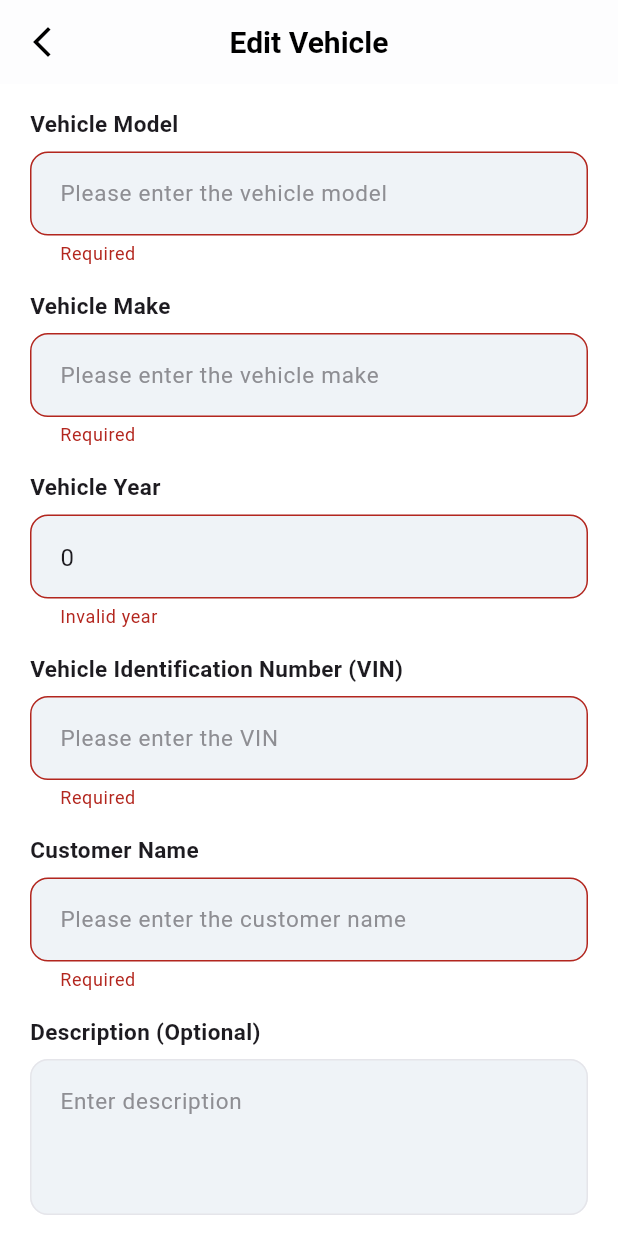
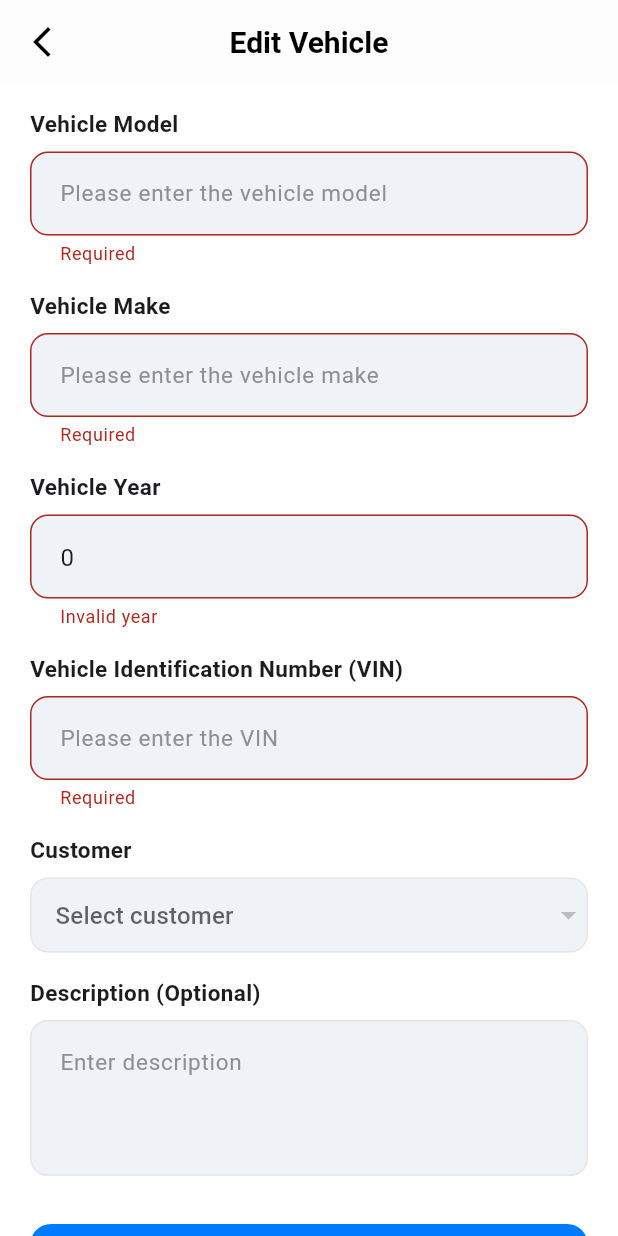
Before and after one commit to Jquann/workshoppro_manager, a Flutter app: the EditVehicle screen opened directly with empty values, after a tap on "Save", on a phone screen of 412 x 824 dp. Run offline on Flutter 3.47's test engine with Material 3 defaults, Android fonts, the phone set to English and light mode, and no system bars; our stand-ins replace cloud_firestore, cloud_functions, firebase_core; missing offline and left inert: mailer; accounts and stored records are empty; Roboto replaces fonts that are missing (SF Pro).

Commit message:
Update: Navigation, Edit Vehicle, Customer Profile

```diff
--- a/lib/pages/vehicles/edit_vehicle.dart
+++ b/lib/pages/vehicles/edit_vehicle.dart
@@ -1,4 +1,5 @@
 import 'package:flutter/material.dart';
+import 'package:cloud_firestore/cloud_firestore.dart';
 import 'vehicle_model.dart';
 import 'package:workshoppro_manager/firestore_service.dart';
 
@@ -15,6 +16,28 @@ class _EditVehicleState extends State<EditVehicle> {
   static const _kDivider = Color(0xFFE5E5EA);
   static const _kFieldBg = Color(0xFFEFF3F7);
 
+  @override
+  void initState() {
+    super.initState();
+    selectedCustomerName = widget.vehicle.customerName;
+    // Initialize customer data
+    _initializeCustomerData();
+  }
+
+  void _initializeCustomerData() async {
+    // Get the customer ID based on the customer name
+    final querySnapshot = await FirebaseFirestore.instance
+        .collection('customers')
+        .where('customerName', isEqualTo: widget.vehicle.customerName)
+        .get();
+
+    if (querySnapshot.docs.isNotEmpty) {
+      setState(() {
+        selectedCustomerId = querySnapshot.docs.first.id;
+      });
+    }
+  }
+
   final _form = GlobalKey<FormState>();
   late final TextEditingController _model =
   TextEditingController(text: widget.vehicle.model);
@@ -24,10 +47,10 @@ class _EditVehicleState extends State<EditVehicle> {
   TextEditingController(text: widget.vehicle.year.toString());
   late final TextEditingController _vin =
   TextEditingController(text: widget.vehicle.vin);
-  late final TextEditingController _customer =
-  TextEditingController(text: widget.vehicle.customerName);
   late final TextEditingController _desc =
   TextEditingController(text: widget.vehicle.description ?? '');
+  String? selectedCustomerId;
+  String? selectedCustomerName;
   final _db = FirestoreService();
 
   InputDecoration _input(String hint) => InputDecoration(
@@ -64,14 +87,14 @@ class _EditVehicleState extends State<EditVehicle> {
     _make.dispose();
     _year.dispose();
     _vin.dispose();
-    _customer.dispose();
+
     _desc.dispose();
     super.dispose();
   }
 
   @override
   Widget build(BuildContext context) {
-    final bottomInset = MediaQuery.of(context).viewPadding.bottom; // <-- oops? no
+
     return Scaffold(
       appBar: AppBar(
         leading: IconButton(
@@ -129,12 +152,56 @@ class _EditVehicleState extends State<EditVehicle> {
                     validator: _req),
                 const SizedBox(height: 16),
 
-                _label('Customer Name'),
-                TextFormField(
-                    controller: _customer,
-                    decoration:
-                    _input('Please enter the customer name'),
-                    validator: _req),
+                _label('Customer'),
+                StreamBuilder<QuerySnapshot>(
+                  stream: _db.customersStream,
+                  builder: (context, snapshot) {
+                    if (snapshot.hasError) {
+                      return Text('Error loading customers');
+                    }
+
+                    if (snapshot.connectionState == ConnectionState.waiting) {
+                      return Center(child: CircularProgressIndicator());
+                    }
+
+                    final customers = snapshot.data?.docs ?? [];
+
+                    return Container(
+                      decoration: BoxDecoration(
+                        color: _kFieldBg,
+                        borderRadius: BorderRadius.circular(12),
+                        border: Border.all(color: _kDivider),
+                      ),
+                      child: DropdownButtonFormField<String>(
+                        value: selectedCustomerId,
+                        decoration: InputDecoration(
+                          hintText: 'Select customer',
+                          hintStyle: TextStyle(fontSize: 15, color: _kGrey),
+                          contentPadding: EdgeInsets.symmetric(horizontal: 16, vertical: 8),
+                          border: InputBorder.none,
+                        ),
+                        items: customers.map((customer) {
+                          final data = customer.data() as Map<String, dynamic>;
+                          return DropdownMenuItem<String>(
+                            value: customer.id,
+                            child: Text(data['customerName'] ?? 'Unknown Customer'),
+                          );
+                        }).toList(),
+                        validator: (value) => value == null ? 'Please select a customer' : null,
+                        onChanged: (value) {
+                          setState(() {
+                            selectedCustomerId = value;
+                            if (value != null) {
+                              final customer = customers.firstWhere((c) => c.id == value);
+                              final data = customer.data() as Map<String, dynamic>;
+                              selectedCustomerName = data['customerName'];
+                            }
+                          });
+                        },
+                      ),
+                    );
+                  },
+                ),
                 const SizedBox(height: 16),
 
                 _label('Description (Optional)'),
@@ -154,7 +221,7 @@ class _EditVehicleState extends State<EditVehicle> {
                       if (!_form.currentState!.validate()) return;
                       await _db.updateVehicle(VehicleModel(
                         id: widget.vehicle.id,
-                        customerName: _customer.text.trim(),
+                        customerName: selectedCustomerName ?? widget.vehicle.customerName,
                         make: _make.text.trim(),
                         model: _model.text.trim(),
                         year: int.parse(_year.text.trim()),
```
Also changed, not shown: lib/pages/crm/customer_profile.dart (+7 -3 lines), lib/pages/navigations/navigation.dart (+4 -23 lines).
